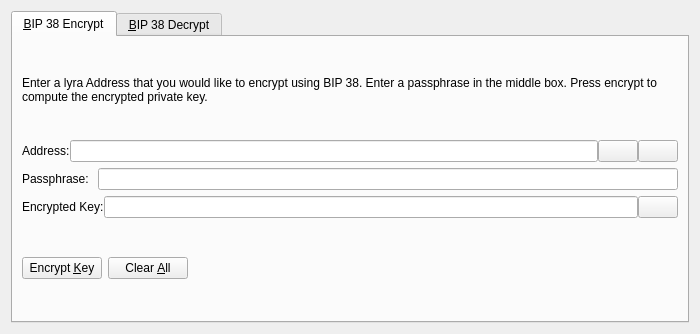
Qt form src/qt/forms/bip38tooldialog.ui (scryptachain/scrypta) before a commit.
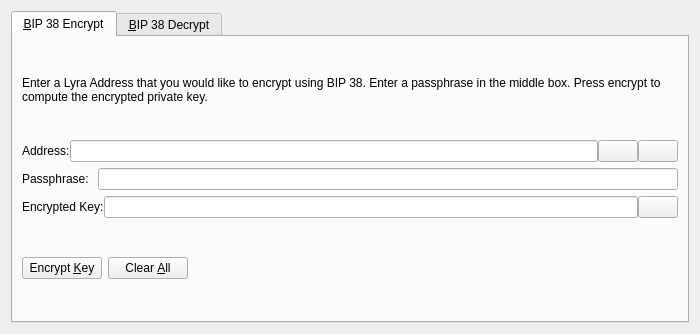
The same form after that commit. The open tabs and pages were chosen to show the change. Icons and pictures are not drawn. Custom widgets are drawn as their Qt base class.

What changed in the file:
```diff
--- a/src/qt/forms/bip38tooldialog.ui
+++ b/src/qt/forms/bip38tooldialog.ui
@@ -30,7 +30,7 @@
        <item>
         <widget class="QLabel" name="infoLabel_ENC">
          <property name="text">
-          <string>Enter a lyra Address that you would like to encrypt using BIP 38. Enter a passphrase in the middle box. Press encrypt to compute the encrypted private key.</string>
+          <string>Enter a Lyra Address that you would like to encrypt using BIP 38. Enter a passphrase in the middle box. Press encrypt to compute the encrypted private key.</string>
          </property>
          <property name="textFormat">
           <enum>Qt::PlainText</enum>
```
Left out of the diff: 8 changed lines with no effect on the pictures.
